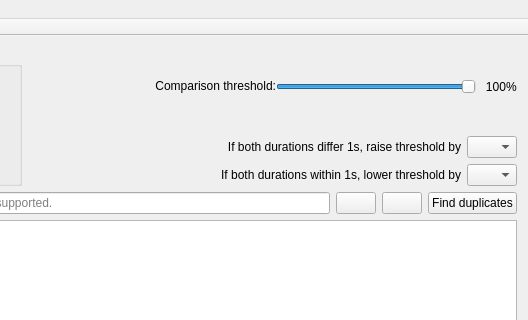
Above: QtProject/app/mainwindow.ui from theophanemayaud/video-simili-duplicate-cleaner before the change; both pictures show x 331 to 859 and y 0 to 320 of the 859 by 642 pixel window. Below: the same form after it.
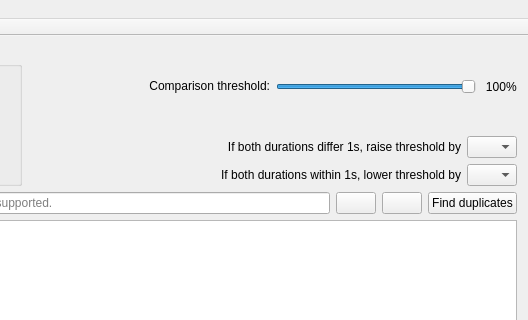
That is the form after the change. Icons and pictures are not drawn.

Patch:
```diff
--- a/QtProject/app/mainwindow.ui
+++ b/QtProject/app/mainwindow.ui
@@ -268,6 +268,22 @@
             </property>
            </widget>
           </item>
+          <item>
+           <spacer name="thresholdLabelSpacer">
+            <property name="orientation">
+             <enum>Qt::Horizontal</enum>
+            </property>
+            <property name="sizeType">
+             <enum>QSizePolicy::Fixed</enum>
+            </property>
+            <property name="sizeHint" stdset="0">
+             <size>
+              <width>6</width>
+              <height>20</height>
+             </size>
+            </property>
+           </spacer>
+          </item>
           <item>
            <widget class="QSlider" name="thresholdSlider">
             <property name="sizePolicy">
```
